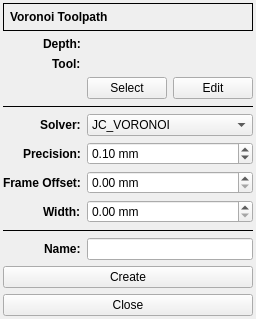
Old version of the form G2G/forms/voronoiform.ui in the repository XRay3D/GERBER_X3.
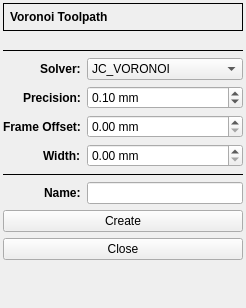
New version of the form. Custom widgets are drawn as their Qt base class.

Patch:
```diff
--- a/G2G/forms/voronoiform.ui
+++ b/G2G/forms/voronoiform.ui
@@ -7,7 +7,7 @@
     <x>0</x>
     <y>0</y>
     <width>246</width>
-    <height>311</height>
+    <height>308</height>
    </rect>
   </property>
   <property name="windowTitle">
@@ -72,54 +72,10 @@
      </layout>
     </widget>
    </item>
-   <item row="1" column="0">
-    <widget class="QLabel" name="label_2">
-     <property name="font">
-      <font>
-       <weight>75</weight>
-       <bold>true</bold>
-      </font>
-     </property>
-     <property name="text">
-      <string>Depth:</string>
-     </property>
-    </widget>
-   </item>
-   <item row="2" column="0">
-    <widget class="QLabel" name="label_3">
-     <property name="font">
-      <font>
-       <weight>75</weight>
-       <bold>true</bold>
-      </font>
-     </property>
-     <property name="text">
-      <string>Tool:</string>
-     </property>
-    </widget>
-   </item>
-   <item row="1" column="1">
+   <item row="1" column="0" colspan="2">
     <widget class="DepthForm" name="dsbxDepth" native="true"/>
    </item>
-   <item row="3" column="1">
-    <layout class="QHBoxLayout" name="horizontalLayout">
-     <item>
-      <widget class="QPushButton" name="pbSelect">
-       <property name="text">
-        <string>Select</string>
-       </property>
-      </widget>
-     </item>
-     <item>
-      <widget class="QPushButton" name="pbEdit">
-       <property name="text">
-        <string>Edit</string>
-       </property>
-      </widget>
-     </item>
-    </layout>
-   </item>
-   <item row="4" column="0" colspan="2">
+   <item row="3" column="0" colspan="2">
     <widget class="Line" name="line">
      <property name="frameShadow">
       <enum>QFrame::Plain</enum>
@@ -129,7 +85,34 @@
      </property>
     </widget>
    </item>
-   <item row="6" column="0">
+   <item row="4" column="0">
+    <widget class="QLabel" name="label_7">
+     <property name="font">
+      <font>
+       <weight>75</weight>
+       <bold>true</bold>
+      </font>
+     </property>
+     <property name="text">
+      <string>Solver:</string>
+     </property>
+    </widget>
+   </item>
+   <item row="4" column="1">
+    <widget class="QComboBox" name="cbxSolver">
+     <item>
+      <property name="text">
+       <string>JC_VORONOI</string>
+      </property>
+     </item>
+     <item>
+      <property name="text">
+       <string>CGAL</string>
+      </property>
+     </item>
+    </widget>
+   </item>
+   <item row="5" column="0">
     <widget class="QLabel" name="label_4">
      <property name="font">
       <font>
@@ -142,20 +125,7 @@
      </property>
     </widget>
    </item>
-   <item row="8" column="0">
-    <widget class="QLabel" name="label_5">
-     <property name="font">
-      <font>
-       <weight>75</weight>
-       <bold>true</bold>
-      </font>
-     </property>
-     <property name="text">
-      <string>Width:</string>
-     </property>
-    </widget>
-   </item>
-   <item row="6" column="1">
+   <item row="5" column="1">
     <widget class="DoubleSpinBox" name="dsbxPrecision">
      <property name="suffix">
       <string> mm</string>
@@ -177,7 +147,46 @@
      </property>
     </widget>
    </item>
-   <item row="8" column="1">
+   <item row="6" column="0">
+    <widget class="QLabel" name="label_8">
+     <property name="font">
+      <font>
+       <weight>75</weight>
+       <bold>true</bold>
+      </font>
+     </property>
+     <property name="text">
+      <string>Frame Offset:</string>
+     </property>
+    </widget>
+   </item>
+   <item row="6" column="1">
+    <widget class="DoubleSpinBox" name="dsbxOffset">
+     <property name="suffix">
+      <string> mm</string>
+     </property>
+     <property name="maximum">
+      <double>10.000000000000000</double>
+     </property>
+     <property name="singleStep">
+      <double>0.100000000000000</double>
+     </property>
+    </widget>
+   </item>
+   <item row="7" column="0">
+    <widget class="QLabel" name="label_5">
+     <property name="font">
+      <font>
+       <weight>75</weight>
+       <bold>true</bold>
+      </font>
+     </property>
+     <property name="text">
+      <string>Width:</string>
+     </property>
+    </widget>
+   </item>
+   <item row="7" column="1">
     <widget class="DoubleSpinBox" name="dsbxWidth">
      <property name="suffix">
       <string> mm</string>
@@ -190,7 +199,17 @@
      </property>
     </widget>
    </item>
-   <item row="10" column="0">
+   <item row="8" column="0" colspan="2">
+    <widget class="Line" name="line_2">
+     <property name="frameShadow">
+      <enum>QFrame::Plain</enum>
+     </property>
+     <property name="orientation">
+      <enum>Qt::Horizontal</enum>
+     </property>
+    </widget>
+   </item>
+   <item row="9" column="0">
     <widget class="QLabel" name="label_6">
      <property name="font">
       <font>
@@ -203,88 +222,25 @@
      </property>
     </widget>
    </item>
-   <item row="9" column="0" colspan="2">
-    <widget class="Line" name="line_2">
-     <property name="frameShadow">
-      <enum>QFrame::Plain</enum>
-     </property>
-     <property name="orientation">
-      <enum>Qt::Horizontal</enum>
-     </property>
-    </widget>
-   </item>
-   <item row="10" column="1">
+   <item row="9" column="1">
     <widget class="QLineEdit" name="leName"/>
    </item>
-   <item row="12" column="0" colspan="2">
-    <widget class="QPushButton" name="pbClose">
-     <property name="text">
-      <string>Close</string>
-     </property>
-    </widget>
-   </item>
-   <item row="11" column="0" colspan="2">
+   <item row="10" column="0" colspan="2">
     <widget class="QPushButton" name="pbCreate">
      <property name="text">
       <string>Create</string>
      </property>
     </widget>
    </item>
-   <item row="5" column="0">
-    <widget class="QLabel" name="label_7">
-     <property name="font">
-      <font>
-       <weight>75</weight>
-       <bold>true</bold>
-      </font>
-     </property>
+   <item row="11" column="0" colspan="2">
+    <widget class="QPushButton" name="pbClose">
      <property name="text">
-      <string>Solver:</string>
+      <string>Close</string>
      </property>
     </widget>
    </item>
-   <item row="5" column="1">
-    <widget class="QComboBox" name="cbxSolver">
-     <item>
-      <property name="text">
-       <string>JC_VORONOI</string>
-      </property>
-     </item>
-     <item>
-      <property name="text">
-       <string>CGAL</string>
-      </property>
-     </item>
-    </widget>
-   </item>
-   <item row="7" column="0">
-    <widget class="QLabel" name="label_8">
-     <property name="font">
-      <font>
-       <weight>75</weight>
-       <bold>true</bold>
-      </font>
-     </property>
-     <property name="text">
-      <string>Frame Offset:</string>
-     </property>
-    </widget>
-   </item>
-   <item row="7" column="1">
-    <widget class="DoubleSpinBox" name="dsbxOffset">
-     <property name="suffix">
-      <string> mm</string>
-     </property>
-     <property name="maximum">
-      <double>10.000000000000000</double>
-     </property>
-     <property name="singleStep">
-      <double>0.100000000000000</double>
-     </property>
-    </widget>
-   </item>
-   <item row="2" column="1">
-    <widget class="ToolName" name="toolName" native="true"/>
+   <item row="2" column="0" colspan="2">
+    <widget class="ToolSelectorForm" name="toolHolder" native="true"/>
    </item>
   </layout>
  </widget>
@@ -292,18 +248,18 @@
   <customwidget>
    <class>DoubleSpinBox</class>
    <extends>QDoubleSpinBox</extends>
-   <header>doublespinbox.h</header>
+   <header location="global">doublespinbox.h</header>
   </customwidget>
   <customwidget>
    <class>DepthForm</class>
    <extends>QWidget</extends>
-   <header>forms/depthform.h</header>
+   <header location="global">depthform.h</header>
    <container>1</container>
   </customwidget>
   <customwidget>
-   <class>ToolName</class>
+   <class>ToolSelectorForm</class>
    <extends>QWidget</extends>
-   <header>forms/toolname.h</header>
+   <header location="global">toolselectorform.h</header>
    <container>1</container>
   </customwidget>
  </customwidgets>
```
